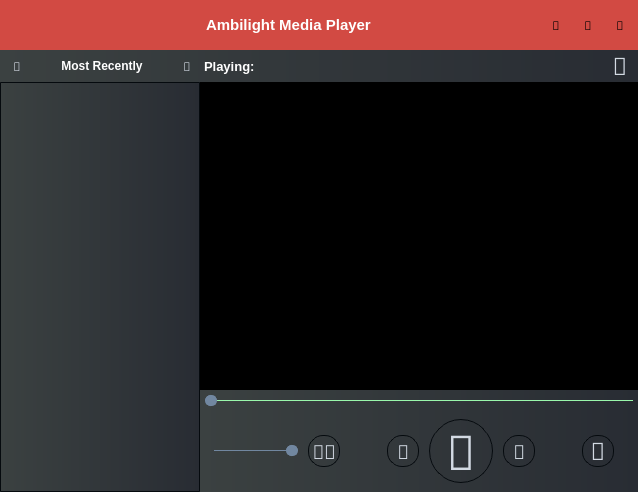
This is src/Settings/ALPlayer.ui in CankayaUniversity/ceng-407-408-2021-2022-Ambilight-Media-Player as Qt 5 draws it before an edit. The edited form follows.
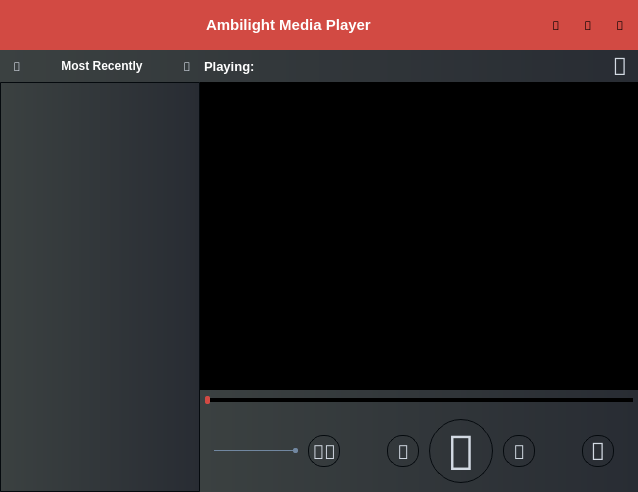
This is the edited form. Icons and pictures are not drawn.

```diff
--- a/src/Settings/ALPlayer.ui
+++ b/src/Settings/ALPlayer.ui
@@ -1104,11 +1104,11 @@
 QSlider::handle:horizontal {
 	
 	color: rgb(210, 74, 67);
-	border: 1px solid #7187a0;
+	border: none;
 	background: #7187a0;
-	width: 10px;
-	margin: -5px 0;
-	border-radius:5px;
+	width: 5px;
+	margin: -2px 0;
+	border-radius:2px;
 }
 
 QSlider::add-page:horizontal {
@@ -1677,26 +1677,27 @@
 }
 
 QSlider::groove:horizontal {
-	height: 1px;
+	height: 4 px;
 	background: transparent;
+	
 }
-
 QSlider::handle:horizontal {
 	
-	color: rgb(210, 74, 67);
-	border: 1px solid #7187a0;
-	background: #7187a0;
-	width: 10px;
-	margin: -5px 0;
-	border-radius:5px;
+	color:#d24a43;
+	border: none;
+	background: #d24a43;
+	width: 5px;
+	margin: -2px 0;
+	border-radius:2px;
 }
 
+
 QSlider::add-page:horizontal {
-    background:#99F7AB;
+    background:black;
 }
 
 QSlider::sub-page:horizontal {
-    background: #7187a0;
+    background: #d24a43;
 }
 
 </string>
```
